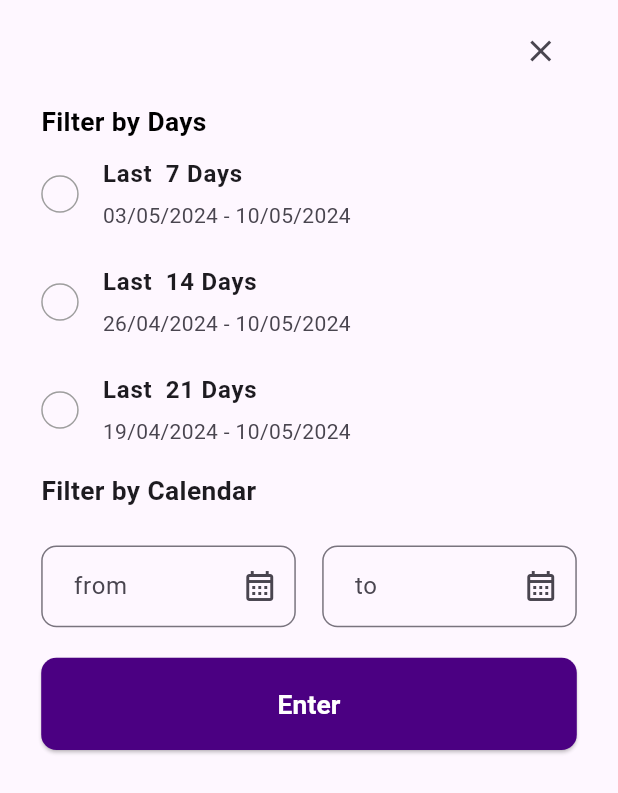
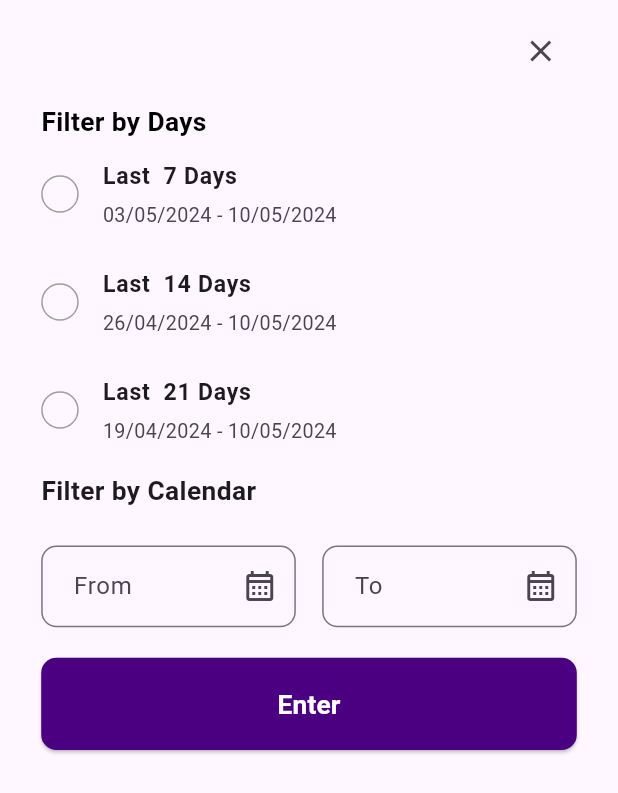
Before and after one commit to obasanmichael/test_app, a Flutter app: the FilterContainer widget shown alone on an empty page, opened directly, on a phone screen of 412 x 824 dp. Shown: the top 793 px of the screen. Run offline on Flutter 3.47's test engine with Material 3 defaults, Android fonts, the phone set to English and light mode, and no system bars; drawn by our look-alikes of roundcheckbox; our stand-ins replace flutter_rating_bar, flutter_screenutil, go_router, shimmer, smooth_page_indicator; missing offline and left inert: passwordfield.

Commit message:
made a few changes in the filter container

```diff
--- a/lib/screens/transactions/components/filter_container.dart
+++ b/lib/screens/transactions/components/filter_container.dart
@@ -43,10 +43,10 @@ class _FilterContainerState extends State<FilterContainer> {
       if (pickedDate != null) {
         if (isFromDate) {
           _selectedFromDate = pickedDate;
-          _fromDateController.text = DateFormat('dd-MM-yy').format(pickedDate);
+          _fromDateController.text = DateFormat('dd/MM/yy').format(pickedDate);
         } else {
           _selectedToDate = pickedDate;
-          _toDateController.text = DateFormat('dd-MM-yy').format(pickedDate);
+          _toDateController.text = DateFormat('dd/MM/yy').format(pickedDate);
         }
       }
     });
@@ -76,12 +76,8 @@ class _FilterContainerState extends State<FilterContainer> {
                 fontWeight: FontWeight.w700,
                 color: Colors.black),
           ),
-          DateListTile(
-            days: 7,
-          ),
-          SizedBox(height: 0.h),
+          DateListTile(days: 7),
           DateListTile(days: 14),
-          SizedBox(height: 0.h),
           DateListTile(days: 21),
           SizedBox(height: 5.h),
           Text(
@@ -111,7 +107,7 @@ class _FilterContainerState extends State<FilterContainer> {
                     ),
                     contentPadding:
                         EdgeInsets.symmetric(horizontal: 16.w, vertical: 15.h),
-                    hintText: 'from',
+                    hintText: 'From',
                     suffixIcon: IconButton(
                         onPressed: () => _presentDatePicker(true),
                         icon: Icon(Icons.calendar_month_outlined)),
@@ -138,7 +134,7 @@ class _FilterContainerState extends State<FilterContainer> {
                     ),
                     contentPadding:
                         EdgeInsets.symmetric(horizontal: 16.w, vertical: 15.h),
-                    hintText: 'to',
+                    hintText: 'To',
                     suffixIcon: IconButton(
                         onPressed: () => _presentDatePicker(false),
                         icon: Icon(Icons.calendar_month_outlined)),
@@ -195,13 +191,15 @@ class DateListTile extends StatelessWidget {
         children: [
           Text(
             'Last  ${days} Days',
-            style: TextStyle(fontWeight: FontWeight.w700),
+            style: TextStyle(fontWeight: FontWeight.w700, fontSize: 14.sp),
           ),
           SizedBox(height: 5.h)
         ],
       ),
       subtitle: Text(
-          '${DateFormat('dd/MM/yyyy').format(startDate)} - ${DateFormat('dd/MM/yyyy').format(DateTime.now())}'),
+        '${DateFormat('dd/MM/yyyy').format(startDate)} - ${DateFormat('dd/MM/yyyy').format(DateTime.now())}',
+        style: TextStyle(fontSize: 12.sp),
+      ),
     );
   }
 }
```
